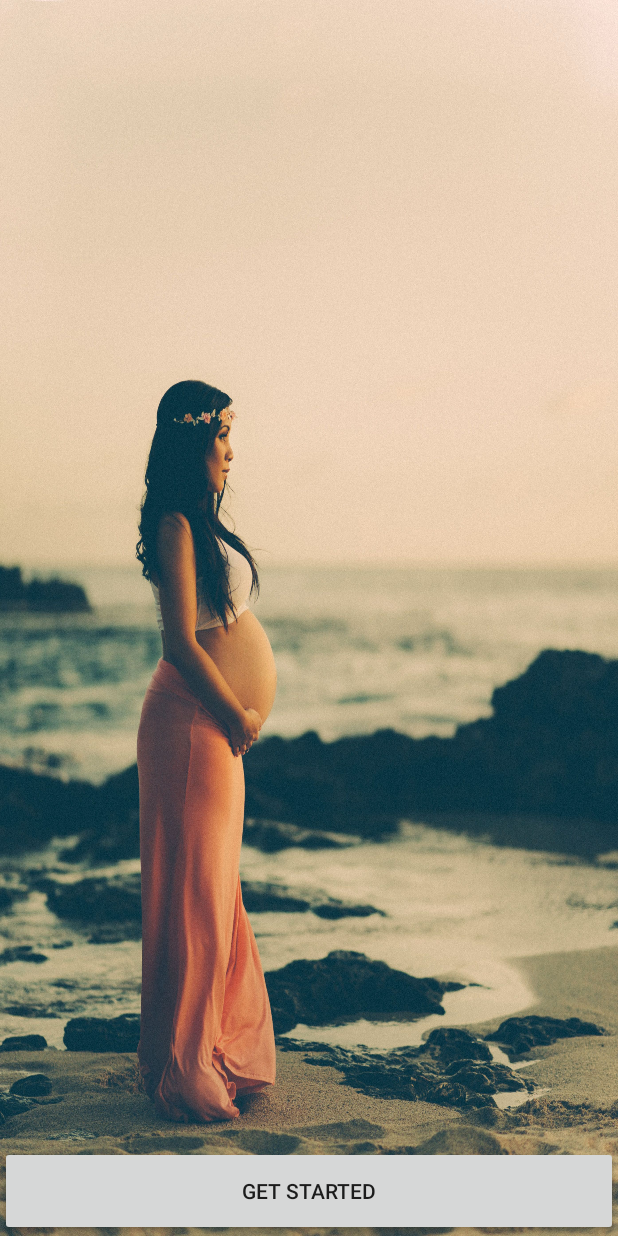
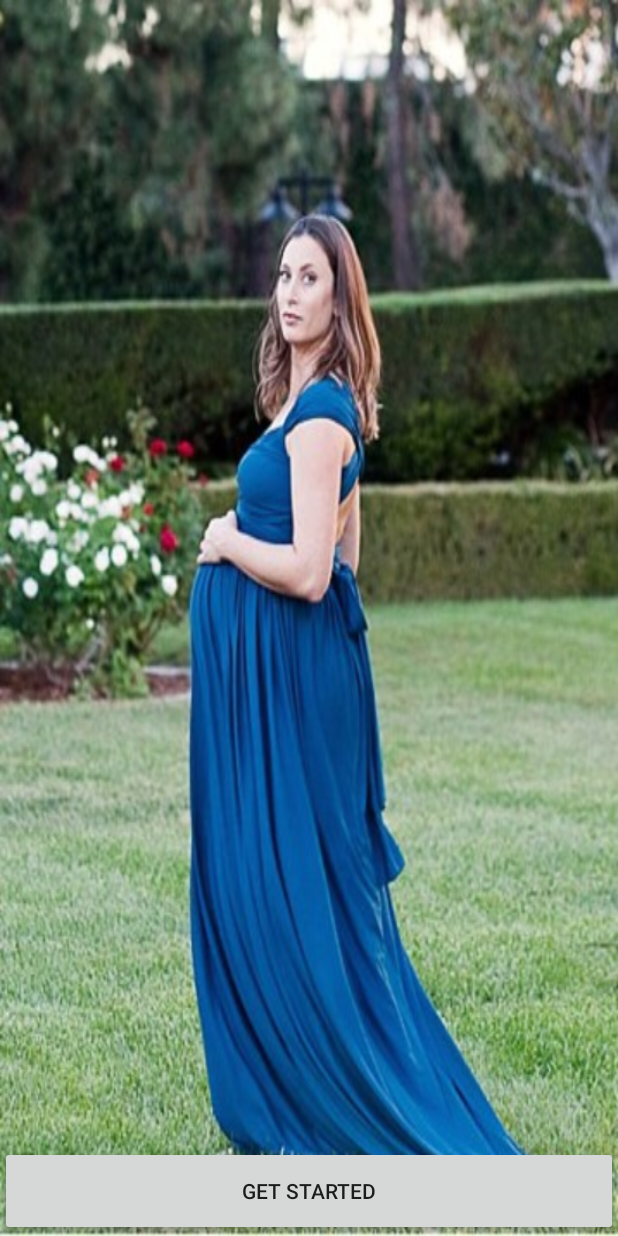
Before and after one commit to ranjit1997/Action_bar_tabbed, an Android app: the screen it shows after launch (First_page), on a phone screen of 412 x 824 dp. Run offline under Robolectric (Android 15) with nearby library versions, the phone set to English and light mode, and no system bars.

Commit message:
another one

```diff
--- a/app/src/main/res/layout/activity_first_page.xml
+++ b/app/src/main/res/layout/activity_first_page.xml
@@ -3,7 +3,7 @@
     xmlns:app="http://schemas.android.com/apk/res-auto"
     xmlns:tools="http://schemas.android.com/tools"
     android:layout_width="match_parent"
-    android:background="@drawable/mat_new"
+    android:background="@drawable/maternity2"
     android:layout_height="match_parent"
     tools:context=".First_page">
 
--- a/app/src/main/res/layout/activity_services.xml
+++ b/app/src/main/res/layout/activity_services.xml
@@ -42,7 +42,8 @@
         android:layout_marginLeft="190dp"
         android:background="@drawable/white_border"
         android:layout_width="145dp"
-        android:layout_height="wrap_content">
+        android:layout_height="wrap_content"
+        android:id="@+id/personal">
 
         <ImageView
             android:src="@drawable/normal"
```
Also changed, not shown: app/src/main/java/com/example/ranjeet/action_bar_tabbed/Services.java (+9 -1 lines).
